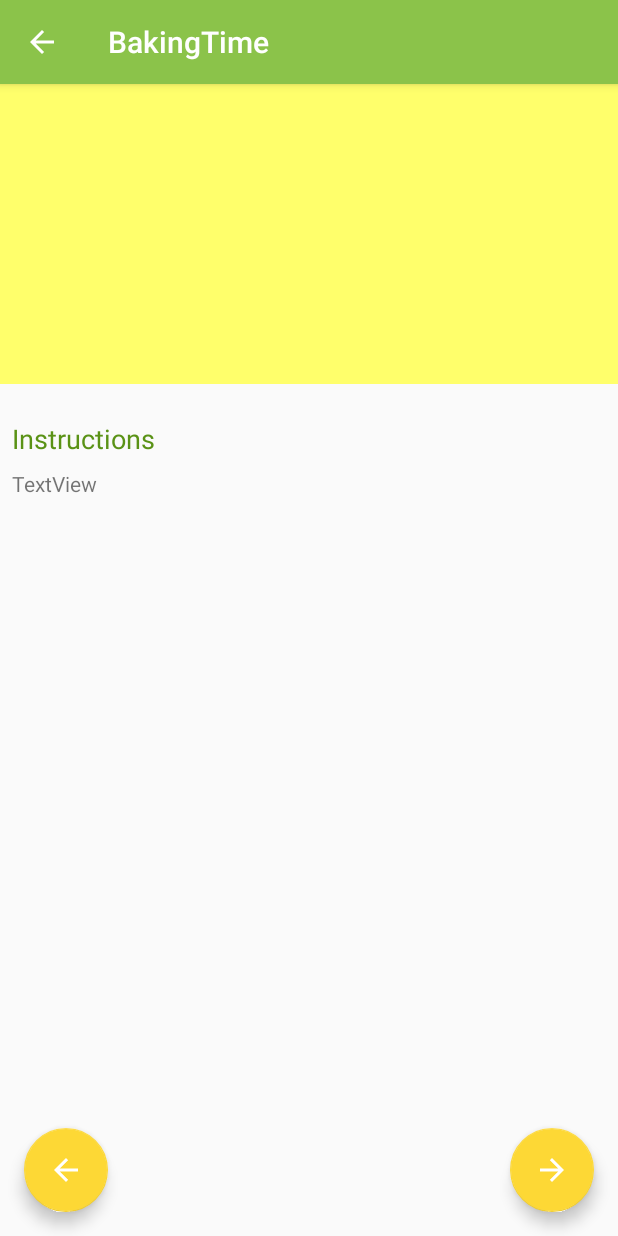
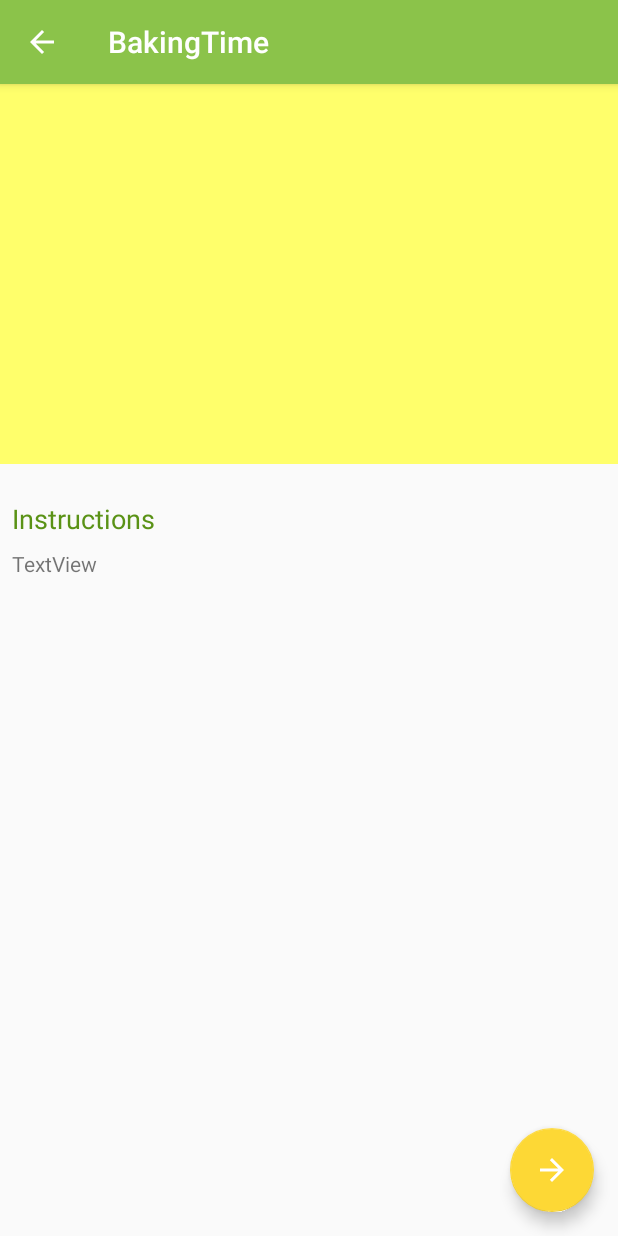
Before and after one commit to muety/baking-time-android, an Android app: the StepDetailActivity screen opened directly, with no data from a screen before it, on a phone screen of 412 x 824 dp. Run offline under Robolectric (Android 15) with nearby library versions, the phone set to English and light mode, and no system bars; our stand-ins replace ButterKnife; 6 statements that could not run were skipped.

Commit message:
Minor fixes for tablet screens.

```diff
--- a/app/src/main/java/com/github/n1try/bakingtime/ui/StepDetailActivity.java
+++ b/app/src/main/java/com/github/n1try/bakingtime/ui/StepDetailActivity.java
@@ -9,12 +9,13 @@ import android.view.MenuItem;
 
 import com.github.n1try.bakingtime.R;
 import com.github.n1try.bakingtime.model.Recipe;
+import com.github.n1try.bakingtime.services.RecipeApiService;
 
-public class StepDetailActivity extends AppCompatActivity {
-    private static final String TAG_STEP_DETAIL_FRAGMENT = "step_detail_fragment";
+public class StepDetailActivity extends AppCompatActivity implements StepDetailFragment.OnRecipeStepChangeListener {
     private Recipe mRecipe;
     private int mStepIndex;
     private FragmentManager fragmentManager;
+    private RecipeApiService mRecipeApiService;
 
     @Override
     protected void onCreate(@Nullable Bundle savedInstanceState) {
@@ -25,11 +26,8 @@ public class StepDetailActivity extends AppCompatActivity {
         mStepIndex = getIntent().getIntExtra(MainActivity.KEY_RECIPE_STEP_INDEX, 0);
 
         fragmentManager = getSupportFragmentManager();
-
-        if (fragmentManager.findFragmentByTag(TAG_STEP_DETAIL_FRAGMENT) == null) {
-            Fragment fragment = StepDetailFragment.newInstance(mRecipe, mStepIndex);
-            fragmentManager.beginTransaction().replace(R.id.detail_step_container, fragment, TAG_STEP_DETAIL_FRAGMENT).commit();
-        }
+        mRecipeApiService = RecipeApiService.getInstance(getApplicationContext());
+        spawnFragment();
     }
 
     @Override
@@ -41,4 +39,24 @@ public class StepDetailActivity extends AppCompatActivity {
         }
         return super.onOptionsItemSelected(item);
     }
+
+    private void spawnFragment() {
+        String tag = String.valueOf(mRecipe.getSteps().get(mStepIndex).hashCode());
+        if (fragmentManager.findFragmentByTag(tag) == null) {
+            Fragment fragment = StepDetailFragment.newInstance(mRecipe, mStepIndex);
+            fragmentManager.beginTransaction().replace(R.id.detail_step_container, fragment, tag).commit();
+        }
+    }
+
+    @Override
+    public void onNextStep(int currentStepIndex) {
+        mStepIndex++;
+        spawnFragment();
+    }
+
+    @Override
+    public void onPreviousStep(int currentStepIndex) {
+        mStepIndex--;
+        spawnFragment();
+    }
 }
--- a/app/src/main/java/com/github/n1try/bakingtime/ui/StepDetailFragment.java
+++ b/app/src/main/java/com/github/n1try/bakingtime/ui/StepDetailFragment.java
@@ -4,6 +4,7 @@ import android.os.Bundle;
 import android.support.annotation.Nullable;
 import android.support.design.widget.FloatingActionButton;
 import android.support.v4.app.Fragment;
+import android.util.Log;
 import android.view.LayoutInflater;
 import android.view.View;
 import android.view.ViewGroup;
@@ -16,17 +17,23 @@ import com.github.n1try.bakingtime.utils.BasicUtils;
 
 import butterknife.BindView;
 import butterknife.ButterKnife;
+import butterknife.OnClick;
 
 public class StepDetailFragment extends Fragment {
     @BindView(R.id.next_step_fab)
     FloatingActionButton nextFab;
     @BindView(R.id.prev_step_fab)
     FloatingActionButton prevFab;
+    @BindView(R.id.step_instructions_title_tv)
+    TextView stepInstructionsTitle;
     @BindView(R.id.step_instructions_tv)
     TextView stepInstructions;
 
     private Recipe mRecipe;
     private int mStepIndex;
+    private OnRecipeStepChangeListener mOnRecipeStepChangeListener;
+    private boolean isTablet;
+
 
     public static StepDetailFragment newInstance(Recipe recipe, int stepIndex) {
         StepDetailFragment fragment = new StepDetailFragment();
@@ -42,6 +49,7 @@ public class StepDetailFragment extends Fragment {
         super.onCreate(savedInstanceState);
         mRecipe = getArguments().getParcelable(MainActivity.KEY_RECIPE_ID);
         mStepIndex = getArguments().getInt(MainActivity.KEY_RECIPE_STEP_INDEX);
+        isTablet = getResources().getBoolean(R.bool.is_tablet);
         getActivity().setTitle(BasicUtils.styleTitle(mRecipe.getName() + " - Step " + mStepIndex));
     }
 
@@ -53,7 +61,36 @@ public class StepDetailFragment extends Fragment {
 
         RecipeStep step = mRecipe.getSteps().get(mStepIndex);
         stepInstructions.setText(step.getDescription());
+        stepInstructionsTitle.setText(step.getShortDescription());
+
+        if (mStepIndex == 0 || isTablet) prevFab.setVisibility(View.GONE);
+        if (mStepIndex == mRecipe.getSteps().size() - 1 || isTablet) nextFab.setVisibility(View.GONE);
 
         return view;
     }
+
+    @Override
+    public void onActivityCreated(@Nullable Bundle savedInstanceState) {
+        super.onActivityCreated(savedInstanceState);
+        try {
+            mOnRecipeStepChangeListener = (OnRecipeStepChangeListener) getActivity();
+        } catch (ClassCastException e) {
+            Log.w(getTag(), "Could not bind OnRecipeStepChangeListener to fragment");
+        }
+    }
+
+    @OnClick(R.id.next_step_fab)
+    void nextStep() {
+        mOnRecipeStepChangeListener.onNextStep(mStepIndex);
+    }
+
+    @OnClick(R.id.prev_step_fab)
+    void prevStep() {
+        mOnRecipeStepChangeListener.onPreviousStep(mStepIndex);
+    }
+
+    interface OnRecipeStepChangeListener {
+        void onNextStep(int currentStepIndex);
+        void onPreviousStep(int currentStepIndex);
+    }
 }
--- a/app/src/main/res/layout/fragment_step_detail.xml
+++ b/app/src/main/res/layout/fragment_step_detail.xml
@@ -4,42 +4,26 @@
     android:layout_width="match_parent"
     android:layout_height="match_parent">
 
-    <android.support.design.widget.FloatingActionButton
-        android:id="@+id/next_step_fab"
-        android:layout_width="wrap_content"
-        android:layout_height="wrap_content"
-        android:layout_marginBottom="16dp"
-        android:layout_marginEnd="16dp"
-        android:clickable="true"
-        app:layout_constraintBottom_toBottomOf="parent"
-        app:layout_constraintEnd_toEndOf="parent"
-        app:srcCompat="@drawable/arrow_forward" />
-
-    <android.support.design.widget.FloatingActionButton
-        android:id="@+id/prev_step_fab"
-        android:layout_width="wrap_content"
-        android:layout_height="wrap_content"
-        android:layout_marginBottom="16dp"
-        android:layout_marginStart="16dp"
-        android:clickable="true"
-        app:layout_constraintBottom_toBottomOf="parent"
-        app:layout_constraintStart_toStartOf="parent"
-        app:srcCompat="@drawable/arrow_back" />
+    <LinearLayout
+        android:layout_width="match_parent"
+        android:layout_height="match_parent"
+        android:orientation="vertical"
+        app:layout_constraintTop_toTopOf="parent">
 
         <View
             android:id="@+id/step_player"
             android:layout_width="match_parent"
-        android:layout_height="200dp"
-        android:background="@color/colorSecondaryLight"
-        app:layout_constraintTop_toTopOf="parent" />
+            android:layout_height="0px"
+            android:layout_weight="1"
+            android:background="@color/colorSecondaryLight" />
 
         <ScrollView
             android:id="@+id/linearLayout"
             android:layout_width="match_parent"
-        android:layout_height="wrap_content"
+            android:layout_height="0px"
             android:layout_marginTop="8dp"
-        android:padding="8dp"
-        app:layout_constraintTop_toBottomOf="@id/step_player">
+            android:layout_weight="2"
+            android:padding="8dp">
 
             <LinearLayout
                 android:layout_width="match_parent"
@@ -65,4 +49,28 @@
 
         </ScrollView>
 
+    </LinearLayout>
+
+    <android.support.design.widget.FloatingActionButton
+        android:id="@+id/next_step_fab"
+        android:layout_width="wrap_content"
+        android:layout_height="wrap_content"
+        android:layout_marginBottom="16dp"
+        android:layout_marginEnd="16dp"
+        android:clickable="true"
+        app:layout_constraintBottom_toBottomOf="parent"
+        app:layout_constraintEnd_toEndOf="parent"
+        app:srcCompat="@drawable/arrow_forward" />
+
+    <android.support.design.widget.FloatingActionButton
+        android:id="@+id/prev_step_fab"
+        android:layout_width="wrap_content"
+        android:layout_height="wrap_content"
+        android:layout_marginBottom="16dp"
+        android:layout_marginStart="16dp"
+        android:clickable="true"
+        app:layout_constraintBottom_toBottomOf="parent"
+        app:layout_constraintStart_toStartOf="parent"
+        app:srcCompat="@drawable/arrow_back" />
+
 </android.support.constraint.ConstraintLayout>
```
Also changed, not shown: app/src/main/java/com/github/n1try/bakingtime/services/RecipeApiService.java (+12 -0 lines), app/src/main/java/com/github/n1try/bakingtime/ui/RecipeDetailActivity.java (+23 -5 lines), app/src/main/res/layout-sw600dp/activity_detail.xml (+7 -6 lines). Lines whose indentation alone changed are shown as unchanged.
